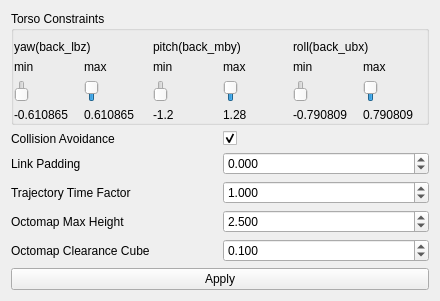
Before: the Qt Designer form vigir_ocs_back_joint_limit/src/joint_limit.ui in team-vigir/vigir_ocs_common, drawn with Qt 5.
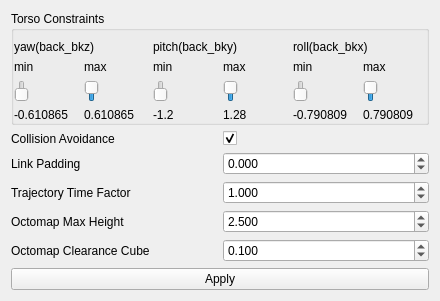
After: the same form once the commit is applied.

Commit message: change to Atlas v.3 joint names

The edit to the form file:
```diff
--- a/vigir_ocs_back_joint_limit/src/joint_limit.ui
+++ b/vigir_ocs_back_joint_limit/src/joint_limit.ui
@@ -42,7 +42,7 @@
           <item>
            <widget class="QLabel" name="label">
             <property name="text">
-             <string>yaw(back_lbz)</string>
+             <string>yaw(back_bkz)</string>
             </property>
            </widget>
           </item>
@@ -125,7 +125,7 @@
           <item>
            <widget class="QLabel" name="label_4">
             <property name="text">
-             <string>pitch(back_mby)</string>
+             <string>pitch(back_bky)</string>
             </property>
            </widget>
           </item>
@@ -208,7 +208,7 @@
           <item>
            <widget class="QLabel" name="label_5">
             <property name="text">
-             <string>roll(back_ubx)</string>
+             <string>roll(back_bkx)</string>
             </property>
            </widget>
           </item>
```
The commit also changes 2 other files.
